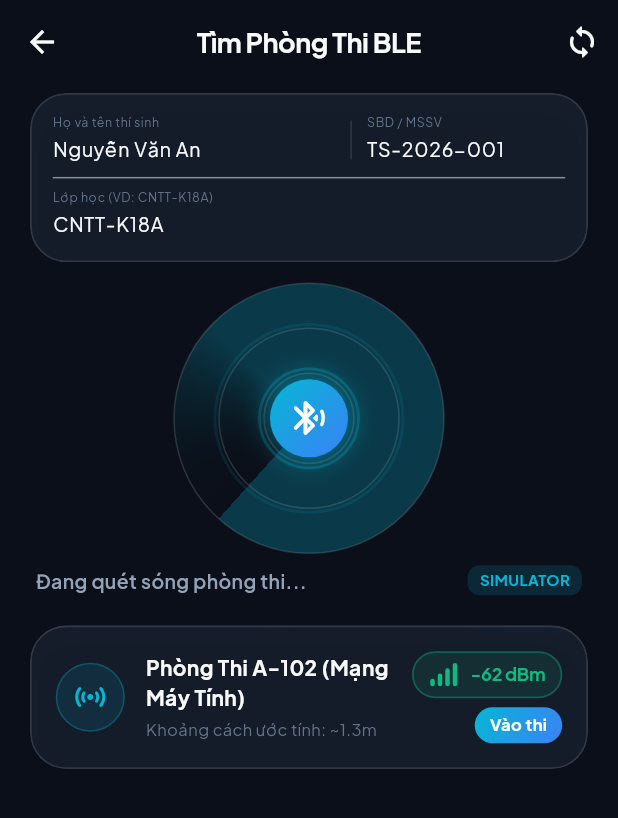
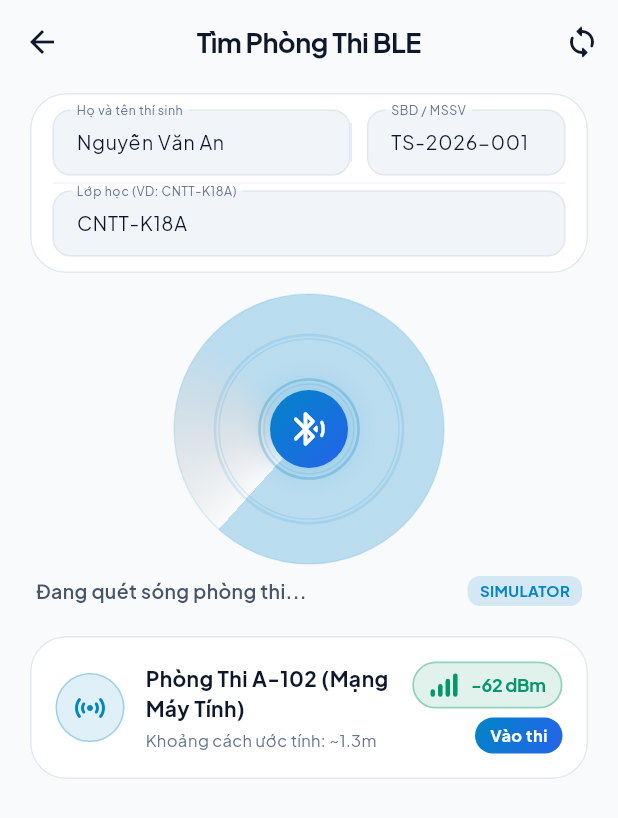
Before and after one commit to nhathoangnguyen1748/LapTrinhDiDong, a Flutter app: the screen it shows after launch, after a tap on "Vào Thi (Thí Sinh)", on a phone screen of 412 x 824 dp. Shown: the top 818 px of the screen. Run offline on Flutter 3.47's test engine with Material 3 defaults, Android fonts, the phone set to English and light mode, and no system bars; drawn by our look-alikes of flutter_animate; our stand-ins replace file_picker, flutter_blue_plus, flutter_riverpod, google_fonts, permission_handler, share_plus and 1 more; missing offline and left inert: encrypt, excel, flutter_ble_peripheral.

Commit message:
feat: chuyen doi toan bo giao dien sang Light Theme hien dai va sua tuong thich compileSdk Android
- Cap nhat he thong mau AppColors sang nen sang (Slate 50 / Pure White), do tuong phan cao cho chu va the
- Thiet lap AppTheme.lightTheme va tinh chinh SystemUiOverlayStyle cho thanh trang thai
- Tinh chinh giao dien cac man hinh Giang vien, Thi sinh, Radar quet phong, Lam bai, Ket qua va Xem lai dap an
- Bo sung cau hinh override compileSdkVersion(36) trong build.gradle.kts tuong thich voi thu vien BLE tren Android moi
- Dam bao 0 loi flutter analyze va pass 29/29 automated tests

```diff
--- a/apptracngiem/lib/core/constants/app_colors.dart
+++ b/apptracngiem/lib/core/constants/app_colors.dart
@@ -1,42 +1,42 @@
 import 'package:flutter/material.dart';
 
 class AppColors {
-  // Backgrounds
-  static const Color background = Color(0xFF0B0F19);
-  static const Color backgroundSecondary = Color(0xFF111827);
-  static const Color surfaceDark = Color(0xFF1E293B);
-  static const Color surfaceCard = Color(0xFF182234);
+  // Backgrounds (Giao diện sáng thanh lịch, dịu mắt, chống mỏi)
+  static const Color background = Color(0xFFF8FAFC);         // Slate 50: Nền chính dịu mát
+  static const Color backgroundSecondary = Color(0xFFFFFFFF);// Trắng tinh khôi: Nền phụ / Appbar / Dialog
+  static const Color surfaceDark = Color(0xFFF1F5F9);         // Slate 100: Khối input, track bar, unselected
+  static const Color surfaceCard = Color(0xFFFFFFFF);         // Pure white: Card nổi bật
 
-  // Glassmorphism
-  static Color glassSurface = const Color(0xFF1E293B).withOpacity(0.55);
-  static Color glassBorder = Colors.white.withOpacity(0.12);
-  static Color glassBorderBright = const Color(0xFF06B6D4).withOpacity(0.4);
+  // Glassmorphism & Borders
+  static Color glassSurface = Colors.white.withOpacity(0.92);
+  static const Color glassBorder = Color(0xFFE2E8F0);        // Slate 200: Viền tinh tế, sắc nét
+  static Color glassBorderBright = const Color(0xFF0284C7).withOpacity(0.35);
 
-  // Neumorphism Shadows
-  static const Color neuDarkShadow = Color(0xFF05070D);
-  static const Color neuLightShadow = Color(0x18FFFFFF);
+  // Neumorphism Shadows (Hiệu ứng bóng đổ nhẹ trên nền sáng)
+  static const Color neuDarkShadow = Color(0x120F172A);      // Bóng mờ xám dịu
+  static const Color neuLightShadow = Color(0x90FFFFFF);     // Ánh sáng nổi viền
 
-  // Accent Colors
-  static const Color primary = Color(0xFF06B6D4); // Cyan
-  static const Color primaryLight = Color(0xFF67E8F9);
-  static const Color secondary = Color(0xFF10B981); // Emerald Green
-  static const Color secondaryLight = Color(0xFF34D399);
-  static const Color accentIndigo = Color(0xFF6366F1);
+  // Accent Colors (Xanh biển công nghệ và Xanh ngọc tươi sáng)
+  static const Color primary = Color(0xFF0284C7);            // Sky 600: Tương phản xuất sắc trên nền sáng
+  static const Color primaryLight = Color(0xFF38BDF8);       // Sky 400
+  static const Color secondary = Color(0xFF059669);          // Emerald 600: Xanh ngọc thành công
+  static const Color secondaryLight = Color(0xFF10B981);     // Emerald 500
+  static const Color accentIndigo = Color(0xFF4F46E5);       // Indigo 600
 
-  // Status & RSSI Colors
-  static const Color rssiGood = Color(0xFF10B981); // Emerald
-  static const Color rssiWarning = Color(0xFFF59E0B); // Amber
-  static const Color rssiCritical = Color(0xFFEF4444); // Crimson / Red
-  static const Color rssiDisabled = Color(0xFF64748B);
+  // Status & RSSI Colors (Chuẩn WCAG trên nền sáng)
+  static const Color rssiGood = Color(0xFF059669);          // Emerald
+  static const Color rssiWarning = Color(0xFFD97706);       // Amber 600: Dễ nhìn hơn vàng nhạt
+  static const Color rssiCritical = Color(0xFFDC2626);      // Red 600: Đỏ cảnh báo sắc nét
+  static const Color rssiDisabled = Color(0xFF94A3B8);      // Slate 400
 
-  // Text Colors
-  static const Color textPrimary = Color(0xFFF8FAFC);
-  static const Color textSecondary = Color(0xFF94A3B8);
-  static const Color textMuted = Color(0xFF64748B);
+  // Text Colors (Độ tương phản cao, chữ đen than sắc sảo)
+  static const Color textPrimary = Color(0xFF0F172A);        // Slate 900: Đen than cực kỳ rõ nét
+  static const Color textSecondary = Color(0xFF475569);      // Slate 600: Xám đậm cho thông tin phụ
+  static const Color textMuted = Color(0xFF64748B);          // Slate 500: Gợi ý, thời gian, placeholder
 
-  // Gradients
+  // Gradients (Màu chuyển tiếp tươi sáng, hiện đại)
   static const LinearGradient primaryGradient = LinearGradient(
-    colors: [Color(0xFF06B6D4), Color(0xFF3B82F6)],
+    colors: [Color(0xFF0284C7), Color(0xFF2563EB)],
     begin: Alignment.topLeft,
     end: Alignment.bottomRight,
   );
@@ -54,15 +54,15 @@ class AppColors {
   );
 
   static const LinearGradient criticalGradient = LinearGradient(
-    colors: [Color(0xFFEF4444), Color(0xFFB91C1C)],
+    colors: [Color(0xFFEF4444), Color(0xFFDC2626)],
     begin: Alignment.topLeft,
     end: Alignment.bottomRight,
   );
 
   static const LinearGradient glassGradient = LinearGradient(
     colors: [
-      Color(0x26FFFFFF),
-      Color(0x0AFFFFFF),
+      Color(0xFFFFFFFF),
+      Color(0xFFF8FAFC),
     ],
     begin: Alignment.topLeft,
     end: Alignment.bottomRight,
--- a/apptracngiem/lib/core/theme/app_theme.dart
+++ b/apptracngiem/lib/core/theme/app_theme.dart
@@ -3,29 +3,29 @@ import 'package:google_fonts/google_fonts.dart';
 import '../constants/app_colors.dart';
 
 class AppTheme {
-  static ThemeData get darkTheme {
+  static ThemeData get lightTheme {
     return ThemeData(
       useMaterial3: true,
-      brightness: Brightness.dark,
+      brightness: Brightness.light,
       scaffoldBackgroundColor: AppColors.background,
       primaryColor: AppColors.primary,
-      colorScheme: const ColorScheme.dark(
+      colorScheme: const ColorScheme.light(
         primary: AppColors.primary,
         secondary: AppColors.secondary,
-        surface: AppColors.surfaceDark,
+        surface: AppColors.surfaceCard,
         error: AppColors.rssiCritical,
         onPrimary: Colors.white,
         onSecondary: Colors.white,
         onSurface: AppColors.textPrimary,
       ),
       textTheme: GoogleFonts.plusJakartaSansTextTheme(
-        ThemeData.dark().textTheme,
+        ThemeData.light().textTheme,
       ).apply(
         bodyColor: AppColors.textPrimary,
         displayColor: AppColors.textPrimary,
       ),
       appBarTheme: AppBarTheme(
-        backgroundColor: Colors.transparent,
+        backgroundColor: AppColors.background,
         elevation: 0,
         centerTitle: true,
         titleTextStyle: GoogleFonts.plusJakartaSans(
@@ -41,17 +41,52 @@ class AppTheme {
         elevation: 0,
         shape: RoundedRectangleBorder(
           borderRadius: BorderRadius.circular(20),
-          side: BorderSide(color: AppColors.glassBorder),
+          side: const BorderSide(color: AppColors.glassBorder),
+        ),
+      ),
+      dialogTheme: DialogThemeData(
+        backgroundColor: AppColors.backgroundSecondary,
+        surfaceTintColor: Colors.transparent,
+        shape: RoundedRectangleBorder(
+          borderRadius: BorderRadius.circular(20),
+          side: const BorderSide(color: AppColors.glassBorder),
+        ),
+      ),
+      bottomSheetTheme: const BottomSheetThemeData(
+        backgroundColor: AppColors.backgroundSecondary,
+        surfaceTintColor: Colors.transparent,
+      ),
+      inputDecorationTheme: InputDecorationTheme(
+        filled: true,
+        fillColor: AppColors.surfaceDark,
+        labelStyle: const TextStyle(color: AppColors.textSecondary, fontSize: 13),
+        hintStyle: const TextStyle(color: AppColors.textMuted, fontSize: 13),
+        prefixIconColor: AppColors.textSecondary,
+        suffixIconColor: AppColors.textSecondary,
+        border: OutlineInputBorder(
+          borderRadius: BorderRadius.circular(12),
+          borderSide: const BorderSide(color: AppColors.glassBorder),
+        ),
+        enabledBorder: OutlineInputBorder(
+          borderRadius: BorderRadius.circular(12),
+          borderSide: const BorderSide(color: AppColors.glassBorder),
+        ),
+        focusedBorder: OutlineInputBorder(
+          borderRadius: BorderRadius.circular(12),
+          borderSide: const BorderSide(color: AppColors.primary, width: 1.5),
         ),
       ),
     );
   }
 
-  // Neumorphic BoxDecoration for cards/buttons
+  // Backward compatibility alias: darkTheme returns lightTheme
+  static ThemeData get darkTheme => lightTheme;
+
+  // Neumorphic BoxDecoration for cards/buttons in Light Theme
   static BoxDecoration neumorphicDecoration({
     double borderRadius = 20,
     bool isPressed = false,
-    Color surfaceColor = AppColors.surfaceDark,
+    Color surfaceColor = AppColors.surfaceCard,
     Color? borderColor,
   }) {
     if (isPressed) {
@@ -65,8 +100,8 @@ class AppTheme {
         boxShadow: const [
           BoxShadow(
             color: AppColors.neuDarkShadow,
-            offset: Offset(2, 2),
-            blurRadius: 4,
+            offset: Offset(1, 1),
+            blurRadius: 3,
             spreadRadius: 0,
           ),
         ],
@@ -83,21 +118,21 @@ class AppTheme {
       boxShadow: const [
         BoxShadow(
           color: AppColors.neuDarkShadow,
-          offset: Offset(4, 4),
+          offset: Offset(2, 4),
           blurRadius: 10,
           spreadRadius: 0,
         ),
         BoxShadow(
           color: AppColors.neuLightShadow,
-          offset: Offset(-3, -3),
-          blurRadius: 8,
+          offset: Offset(-2, -2),
+          blurRadius: 6,
           spreadRadius: 0,
         ),
       ],
     );
   }
 
-  // Glassmorphic Decoration
+  // Glassmorphic Decoration for Light Theme
   static BoxDecoration glassDecoration({
     double borderRadius = 24,
     Border? border,
@@ -108,11 +143,11 @@ class AppTheme {
       borderRadius: BorderRadius.circular(borderRadius),
       border: border ?? Border.all(color: AppColors.glassBorder, width: 1.2),
       gradient: gradient,
-      boxShadow: [
+      boxShadow: const [
         BoxShadow(
-          color: Colors.black.withOpacity(0.3),
-          blurRadius: 20,
-          offset: const Offset(0, 10),
+          color: Color(0x0C0F172A),
+          blurRadius: 16,
+          offset: Offset(0, 4),
         ),
       ],
     );
--- a/apptracngiem/lib/main.dart
+++ b/apptracngiem/lib/main.dart
@@ -7,13 +7,13 @@ import 'ui/screens/home_role_select_screen.dart';
 void main() async {
   WidgetsFlutterBinding.ensureInitialized();
 
-  // Set immersive status bar and navigation bar styling
+  // Set immersive status bar and navigation bar styling for Light Theme
   SystemChrome.setSystemUIOverlayStyle(
     const SystemUiOverlayStyle(
       statusBarColor: Colors.transparent,
-      statusBarIconBrightness: Brightness.light,
-      systemNavigationBarColor: Color(0xFF0B0F19),
-      systemNavigationBarIconBrightness: Brightness.light,
+      statusBarIconBrightness: Brightness.dark,
+      systemNavigationBarColor: Color(0xFFF8FAFC),
+      systemNavigationBarIconBrightness: Brightness.dark,
     ),
   );
 
@@ -32,7 +32,7 @@ class LocalQuizBleApp extends StatelessWidget {
     return MaterialApp(
       title: 'LocalQuiz BLE',
       debugShowCheckedModeBanner: false,
-      theme: AppTheme.darkTheme,
+      theme: AppTheme.lightTheme,
       builder: (context, child) {
         final mediaQueryData = MediaQuery.of(context);
         final clampedScaler = mediaQueryData.textScaler.clamp(
--- a/apptracngiem/lib/ui/common/glass_card.dart
+++ b/apptracngiem/lib/ui/common/glass_card.dart
@@ -34,17 +34,17 @@ class GlassCard extends StatelessWidget {
           padding: padding ?? const EdgeInsets.all(20),
           margin: margin,
           decoration: BoxDecoration(
-            color: color ?? AppColors.glassSurface,
+            color: color ?? AppColors.surfaceCard,
             borderRadius: BorderRadius.circular(borderRadius),
             border: Border.all(
               color: borderColor ?? AppColors.glassBorder,
-              width: 1.2,
+              width: 1.0,
             ),
-            boxShadow: [
+            boxShadow: const [
               BoxShadow(
-                color: Colors.black.withOpacity(0.25),
-                blurRadius: 16,
-                offset: const Offset(0, 8),
+                color: Color(0x0A0F172A),
+                blurRadius: 14,
+                offset: Offset(0, 4),
               ),
             ],
           ),
--- a/apptracngiem/lib/ui/common/neumorphic_button.dart
+++ b/apptracngiem/lib/ui/common/neumorphic_button.dart
@@ -72,7 +72,7 @@ class _NeumorphicButtonState extends State<NeumorphicButton> {
             : AppTheme.neumorphicDecoration(
                 borderRadius: widget.borderRadius,
                 isPressed: _isPressed,
-                surfaceColor: widget.surfaceColor ?? AppColors.surfaceDark,
+                surfaceColor: widget.surfaceColor ?? AppColors.surfaceCard,
                 borderColor: widget.borderColor,
               ),
         child: Center(
--- a/apptracngiem/lib/ui/common/radar_pulse_widget.dart
+++ b/apptracngiem/lib/ui/common/radar_pulse_widget.dart
@@ -78,7 +78,7 @@ class _RadarPulseWidgetState extends State<RadarPulseWidget>
                   gradient: AppColors.primaryGradient,
                   boxShadow: [
                     BoxShadow(
-                      color: AppColors.primary.withOpacity(0.5),
+                      color: AppColors.primary.withOpacity(0.25),
                       blurRadius: 16,
                       spreadRadius: 2,
                     ),
@@ -109,7 +109,7 @@ class _RadarPainter extends CustomPainter {
 
     // Draw static concentric circles
     final ringPaint = Paint()
-      ..color = AppColors.glassBorder.withOpacity(0.15)
+      ..color = AppColors.primary.withOpacity(0.12)
       ..style = PaintingStyle.stroke
       ..strokeWidth = 1.0;
 
--- a/apptracngiem/lib/ui/screens/home_role_select_screen.dart
+++ b/apptracngiem/lib/ui/screens/home_role_select_screen.dart
@@ -64,7 +64,7 @@ class _HomeRoleSelectScreenState extends ConsumerState<HomeRoleSelectScreen> {
               height: 260,
               decoration: BoxDecoration(
                 shape: BoxShape.circle,
-                color: AppColors.primary.withOpacity(0.18),
+                color: AppColors.primary.withOpacity(0.08),
               ),
             ),
           ),
@@ -76,7 +76,7 @@ class _HomeRoleSelectScreenState extends ConsumerState<HomeRoleSelectScreen> {
               height: 280,
               decoration: BoxDecoration(
                 shape: BoxShape.circle,
-                color: AppColors.secondary.withOpacity(0.15),
+                color: AppColors.secondary.withOpacity(0.06),
               ),
             ),
           ),
@@ -99,9 +99,9 @@ class _HomeRoleSelectScreenState extends ConsumerState<HomeRoleSelectScreen> {
                         gradient: AppColors.primaryGradient,
                         boxShadow: [
                           BoxShadow(
-                            color: AppColors.primary.withOpacity(0.4),
-                            blurRadius: 24,
-                            offset: const Offset(0, 8),
+                            color: AppColors.primary.withOpacity(0.25),
+                            blurRadius: 20,
+                            offset: const Offset(0, 6),
                           ),
                         ],
                       ),
--- a/apptracngiem/lib/ui/screens/student/exam_download_screen.dart
+++ b/apptracngiem/lib/ui/screens/student/exam_download_screen.dart
@@ -339,7 +339,7 @@ class _ExamDownloadScreenState extends ConsumerState<ExamDownloadScreen> {
                               child: CircularProgressIndicator(
                                 value: currentProgress > 0 ? currentProgress : null,
                                 strokeWidth: 8,
-                                backgroundColor: Colors.white.withOpacity(0.08),
+                                backgroundColor: AppColors.surfaceDark,
                                 valueColor: AlwaysStoppedAnimation<Color>(
                                   _downloadedExam != null ? AppColors.secondary : AppColors.primary,
                                 ),
--- a/apptracngiem/lib/ui/screens/student/exam_result_screen.dart
+++ b/apptracngiem/lib/ui/screens/student/exam_result_screen.dart
@@ -103,7 +103,7 @@ class ExamResultScreen extends StatelessWidget {
                         child: CircularProgressIndicator(
                           value: scoreRatio,
                           strokeWidth: 12,
-                          backgroundColor: Colors.white.withOpacity(0.06),
+                          backgroundColor: AppColors.surfaceDark,
                           valueColor: AlwaysStoppedAnimation<Color>(
                             scoreRatio >= 0.5 ? AppColors.secondary : AppColors.rssiCritical,
                           ),
```
Also changed, not shown: apptracngiem/lib/ui/common/out_of_bounds_overlay.dart (+4 -4 lines), apptracngiem/lib/ui/screens/student/exam_review_screen.dart (+10 -5 lines), apptracngiem/lib/ui/screens/student/exam_taking_screen.dart (+11 -9 lines), apptracngiem/lib/ui/screens/teacher/teacher_create_exam_screen.dart (+11 -4 lines), apptracngiem/pubspec.lock, 1 other file.
